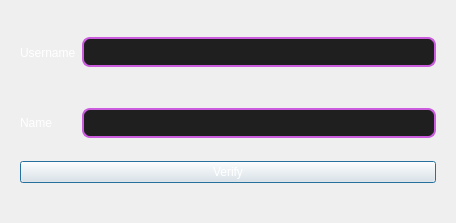
Vertin0329/LibrarySystem, file accountverifydialog.ui: the form before one commit.
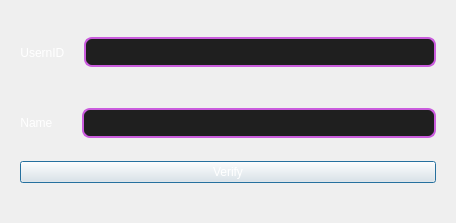
The form after the commit.

```diff
--- a/accountverifydialog.ui
+++ b/accountverifydialog.ui
@@ -17,7 +17,7 @@
    </sizepolicy>
   </property>
   <property name="windowTitle">
-   <string>Reset Password Window</string>
+   <string>Account Recovery Window</string>
   </property>
   <property name="styleSheet">
    <string notr="true">color:rgb(31, 31, 31)</string>
@@ -46,14 +46,18 @@
               <string notr="true">color:rgb(255, 255, 255)</string>
              </property>
              <property name="text">
-              <string>Username</string>
+              <string>UsernID    </string>
+             </property>
+             <property name="alignment">
+              <set>Qt::AlignmentFlag::AlignCenter</set>
              </property>
             </widget>
            </item>
            <item>
             <widget class="QLineEdit" name="lineEdit_UserID">
              <property name="styleSheet">
-              <string notr="true">background-color: rgb(31, 31, 31); 
+              <string notr="true">color: rgb(255, 255, 255);
+background-color: rgb(31, 31, 31); 
 border:2px solid #ca5cdd;
  border-radius:8px;
  padding:5px;</string>
@@ -78,12 +82,16 @@
              <property name="text">
               <string>Name       </string>
              </property>
+             <property name="alignment">
+              <set>Qt::AlignmentFlag::AlignCenter</set>
+             </property>
             </widget>
            </item>
            <item>
             <widget class="QLineEdit" name="lineEdit_Name">
              <property name="styleSheet">
-              <string notr="true">background-color: rgb(31, 31, 31); 
+              <string notr="true">color: rgb(255, 255, 255);
+background-color: rgb(31, 31, 31); 
 border:2px solid #ca5cdd;
  border-radius:8px;
  padding:5px;</string>
```
